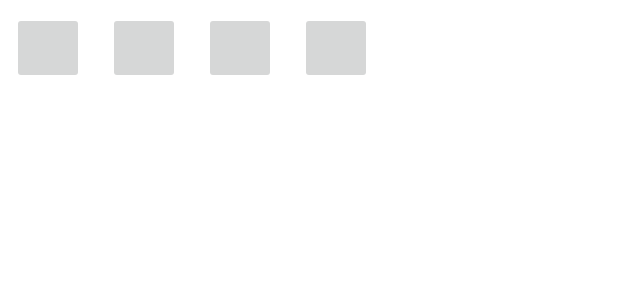
After one commit to Dileep-raj/Simple-Chess-private, an Android app: the layout promotion_dialog.xml on its own in the app's theme, with its tools: preview values and no code run, on a phone screen of 412 x 824 dp. The commit adds this screen. Shown: the top 300 px of the screen. Run offline under Robolectric (Android 15) with nearby library versions, the phone set to English and light mode, and no system bars.

Commit message:
Added promote feature and custom dialog for promotion

```diff
--- a/simplechess_temp/app/src/main/java/com/drdedd/simplechess_temp/BoardInterface.java
+++ b/simplechess_temp/app/src/main/java/com/drdedd/simplechess_temp/BoardInterface.java
@@ -2,6 +2,7 @@ package com.drdedd.simplechess_temp;
 
 import androidx.annotation.NonNull;
 
+import com.drdedd.simplechess_temp.pieces.Pawn;
 import com.drdedd.simplechess_temp.pieces.Piece;
 
 public interface BoardInterface {
@@ -23,4 +24,6 @@ public interface BoardInterface {
     void addToPGN(Piece piece, String move);
 
     void removePiece(Piece piece);
+
+    void promote(Pawn pawn, int row, int col);
 }
--- a/simplechess_temp/app/src/main/java/com/drdedd/simplechess_temp/MainActivity.java
+++ b/simplechess_temp/app/src/main/java/com/drdedd/simplechess_temp/MainActivity.java
@@ -1,5 +1,4 @@
 package com.drdedd.simplechess_temp;
-
 
 import android.content.Intent;
 import android.os.Build;
--- /dev/null
+++ b/simplechess_temp/app/src/main/res/layout/promotion_dialog.xml
@@ -0,0 +1,47 @@
+<?xml version="1.0" encoding="utf-8"?>
+<androidx.constraintlayout.widget.ConstraintLayout xmlns:android="http://schemas.android.com/apk/res/android"
+    xmlns:app="http://schemas.android.com/apk/res-auto"
+    android:layout_width="wrap_content"
+    android:layout_height="wrap_content">
+
+    <ImageButton
+        android:id="@+id/promote_to_queen"
+        android:layout_width="48dp"
+        android:layout_height="48dp"
+        android:layout_margin="8dp"
+        app:layout_constraintBottom_toBottomOf="parent"
+        app:layout_constraintEnd_toStartOf="@+id/promote_to_rook"
+        app:layout_constraintStart_toStartOf="parent"
+        app:layout_constraintTop_toTopOf="parent" />
+
+    <ImageButton
+        android:id="@+id/promote_to_rook"
+        android:layout_width="48dp"
+        android:layout_height="48dp"
+        android:layout_margin="8dp"
+        app:layout_constraintBottom_toBottomOf="parent"
+        app:layout_constraintEnd_toStartOf="@+id/promote_to_knight"
+        app:layout_constraintStart_toEndOf="@+id/promote_to_queen"
+        app:layout_constraintTop_toTopOf="parent" />
+
+    <ImageButton
+        android:id="@+id/promote_to_knight"
+        android:layout_width="48dp"
+        android:layout_height="48dp"
+        android:layout_margin="8dp"
+        app:layout_constraintBottom_toBottomOf="parent"
+        app:layout_constraintEnd_toStartOf="@+id/promote_to_bishop"
+        app:layout_constraintStart_toEndOf="@+id/promote_to_rook"
+        app:layout_constraintTop_toTopOf="parent" />
+
+    <ImageButton
+        android:id="@+id/promote_to_bishop"
+        android:layout_width="48dp"
+        android:layout_height="48dp"
+        android:layout_margin="8dp"
+        app:layout_constraintBottom_toBottomOf="parent"
+        app:layout_constraintEnd_toEndOf="parent"
+        app:layout_constraintStart_toEndOf="@+id/promote_to_knight"
+        app:layout_constraintTop_toTopOf="parent" />
+
+</androidx.constraintlayout.widget.ConstraintLayout>
--- a/simplechess_temp/app/src/main/res/values/colors.xml
+++ b/simplechess_temp/app/src/main/res/values/colors.xml
@@ -10,4 +10,6 @@
     <color name="dark_bg">#222222</color>
     <color name="light_bg">#DDDDDD</color>
     <color name="light_grey_text">#CCCCCC</color>
+    <color name="pieceSelection">#228B22</color>
+    <color name="checkedSquare">#FF2222</color>
 </resources>
```
Also changed, not shown: simplechess_temp/app/src/main/java/com/drdedd/simplechess_temp/BoardModel.java (+45 -4 lines), simplechess_temp/app/src/main/java/com/drdedd/simplechess_temp/ChessBoard.java (+49 -13 lines), simplechess_temp/app/src/main/java/com/drdedd/simplechess_temp/GameActivity.java (+27 -4 lines), simplechess_temp/app/src/main/java/com/drdedd/simplechess_temp/PromoteDialog.java (added, +62 -0 lines), simplechess_temp/app/src/main/java/com/drdedd/simplechess_temp/pieces/Bishop.java (+3 -7 lines), simplechess_temp/app/src/main/java/com/drdedd/simplechess_temp/pieces/King.java (+12 -15 lines), simplechess_temp/app/src/main/java/com/drdedd/simplechess_temp/pieces/Knight.java (+1 -6 lines), simplechess_temp/app/src/main/java/com/drdedd/simplechess_temp/pieces/Pawn.java (+10 -6 lines), simplechess_temp/app/src/main/java/com/drdedd/simplechess_temp/pieces/Piece.java (+8 -2 lines), simplechess_temp/app/src/main/java/com/drdedd/simplechess_temp/pieces/Queen.java (+2 -6 lines), simplechess_temp/app/src/main/java/com/drdedd/simplechess_temp/pieces/Rook.java (+2 -5 lines).
